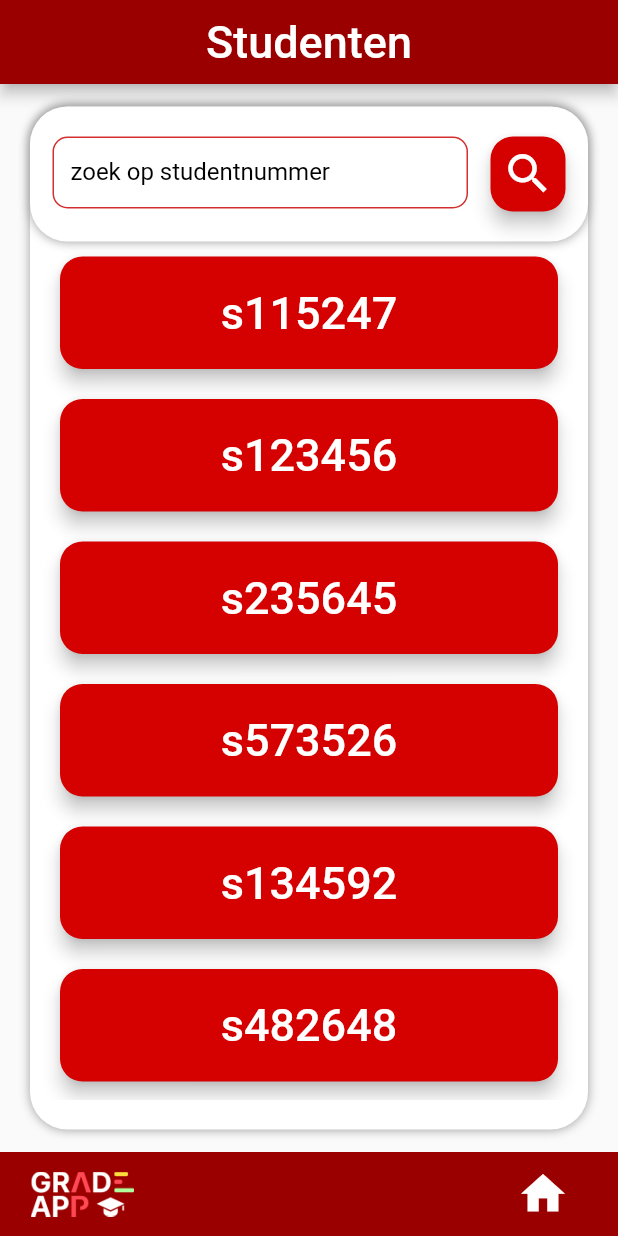
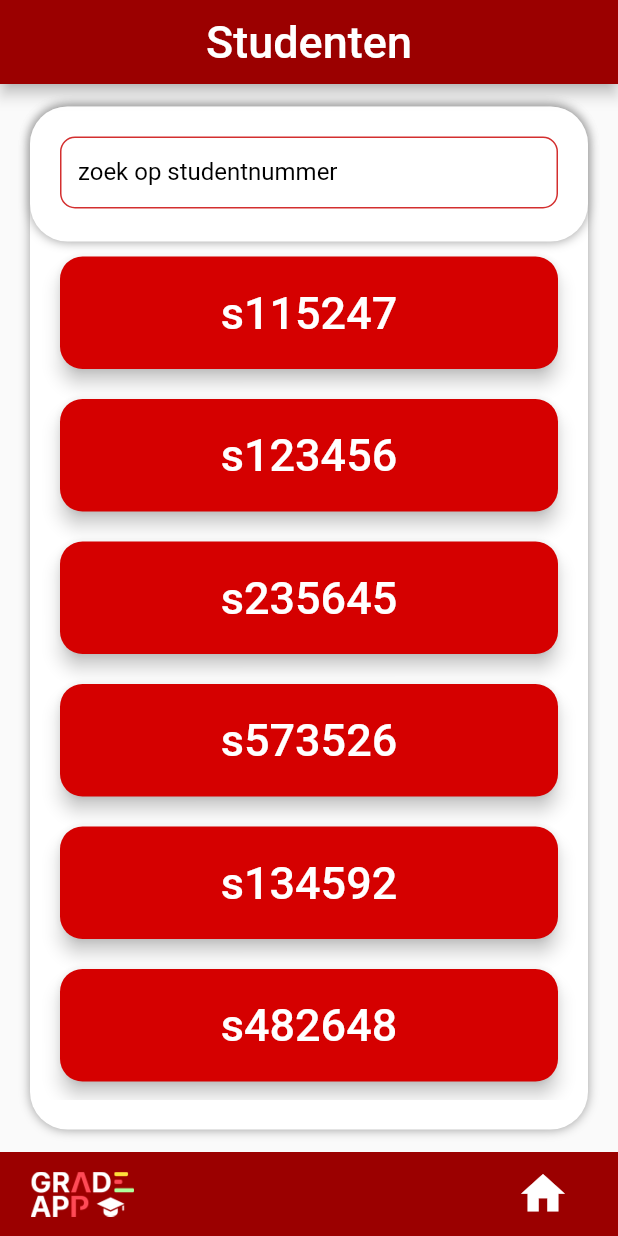
Before and after one commit to EvertBt/Project-Intro-Mobile-3, a Flutter app: the StudentHome screen opened directly, on a phone screen of 412 x 824 dp. Run offline on Flutter 3.47's test engine with Material 2 defaults, Android fonts, the light colour scheme and no system bars.

Commit message:
Remove Search button from student start page

```diff
--- a/examen_app/lib/student_home.dart
+++ b/examen_app/lib/student_home.dart
@@ -125,10 +125,11 @@ class _StudentHome extends State<StudentHome> {
                                 width: 600,
                                 height: 90,
                                 margin: const EdgeInsets.symmetric(
-                                    horizontal: 10.0),
+                                    horizontal: 15.0),
                                 child: TextField(
                                   controller: _controller,
-                                  onChanged: (value) => searchText = value,
+                                  onChanged: (value) =>
+                                      {searchText = value, _searchStudent()},
                                   cursorColor: CustomColor.button,
                                   decoration: InputDecoration(
                                     contentPadding: const EdgeInsets.fromLTRB(
@@ -157,27 +158,6 @@ class _StudentHome extends State<StudentHome> {
                                           ),
                                   ),
                                 ))),
-                      ),
-                      Container(
-                        width: 50,
-                        height: 50,
-                        margin: const EdgeInsets.only(right: 15.0),
-                        child: ElevatedButton(
-                            onPressed: () {
-                              _searchStudent();
-                            },
-                            style: ElevatedButton.styleFrom(
-                              primary: CustomColor.button,
-                              onPrimary: Colors.white,
-                              shape: RoundedRectangleBorder(
-                                  borderRadius: BorderRadius.circular(15)),
-                              padding: const EdgeInsets.all(0.0),
-                              elevation: 5,
-                            ),
-                            child: const Icon(
-                              Icons.search,
-                              size: 35,
-                            )),
                       ),
                     ],
                   ),
```
